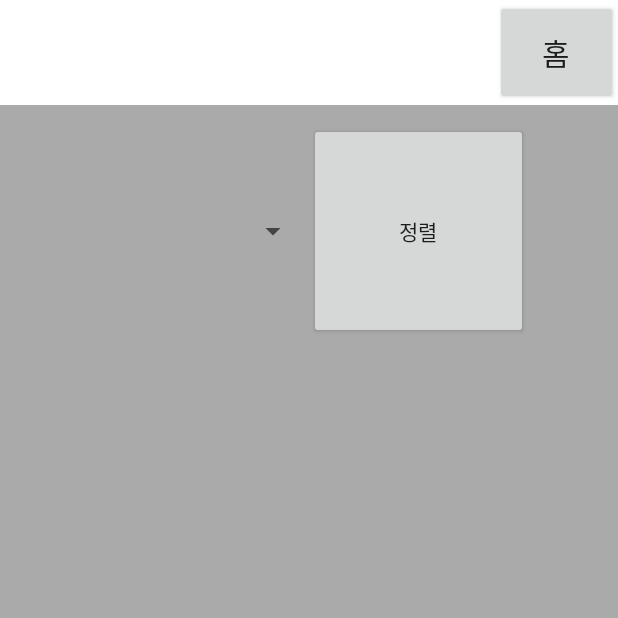
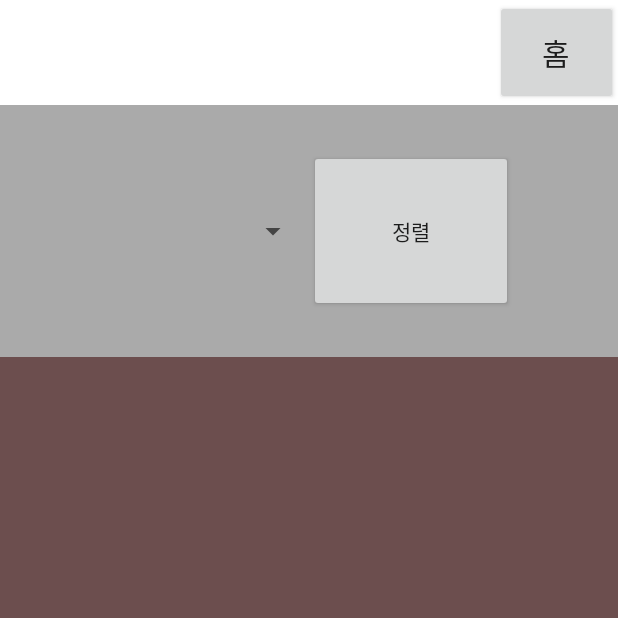
Before and after one commit to gibum1228/Care_Refrigerator, an Android app: the BoxActivity screen opened directly, with no data from a screen before it, on a phone screen of 412 x 824 dp, the top half of it. Run offline under Robolectric (Android 15) with nearby library versions, the phone set to English and light mode, and no system bars; our stand-ins replace Firebase (no records; nobody signed in at launch, a user with empty details on screens opened directly).

Commit message:
데이터 교환

```diff
--- a/Care_Refrigerator/app/src/main/java/com/example/care_refrigerator/BoxActivity.java
+++ b/Care_Refrigerator/app/src/main/java/com/example/care_refrigerator/BoxActivity.java
@@ -14,6 +14,7 @@ import android.widget.ScrollView;
 import android.widget.Spinner;
 import android.widget.Toast;
 
+import androidx.annotation.NonNull;
 import androidx.appcompat.app.AppCompatActivity;
 
 import com.google.firebase.database.ChildEventListener;
@@ -26,6 +27,7 @@ import com.google.firebase.database.ValueEventListener;
 import java.util.ArrayList;
 
 import static com.example.care_refrigerator.PushActivity.pastCount;
+import static com.example.care_refrigerator.PushActivity.userUid;
 
 public class BoxActivity extends AppCompatActivity {
 
@@ -37,8 +39,7 @@ public class BoxActivity extends AppCompatActivity {
     ListView listView;
     ScrollView scrollView;
     Spinner sortSpin;
-    String ID;
-
+    String ID = "";
 
     public static ArrayAdapter<String> arrayAdapter;
     ArrayList<String> arrayData = new ArrayList<String>();
@@ -78,14 +79,15 @@ public class BoxActivity extends AppCompatActivity {
         sortSpin.setAdapter(spinAdapter);
         sortSpin.setSelection(0);
 
+        initDatabase();
+
         // 어댑터 생성 및 설정
-        initDatabase();
-//        adapter = new ArrayAdapter<String>(this, android.R.layout.simple_list_item_multiple_choice, itemList);
         arrayAdapter = new ArrayAdapter<String>(this, android.R.layout.simple_dropdown_item_1line, new ArrayList<String>());
         listView.setAdapter(arrayAdapter);
         listView.setOnItemLongClickListener(longClickListener);
 
         getFirebaseDB();
+
     }
 
     private AdapterView.OnItemLongClickListener longClickListener = new AdapterView.OnItemLongClickListener(){
@@ -101,7 +103,7 @@ public class BoxActivity extends AppCompatActivity {
                     .setPositiveButton("네", new DialogInterface.OnClickListener() {
                         @Override
                         public void onClick(DialogInterface dialog, int which) {
-                            mDatabase.getReference().child("admin").child(ID).setValue(null);
+                            mDatabase.getReference().child(userUid).child(ID).setValue(null);
                             getFirebaseDB();
                             Toast.makeText(BoxActivity.this, "데이터 삭제 완료", Toast.LENGTH_SHORT).show();
                         }
@@ -120,10 +122,10 @@ public class BoxActivity extends AppCompatActivity {
 
     public void getFirebaseDB(){
         // 실시간 업데이트
-        mReference = mDatabase.getReference("admin"); // 변경값을 확인할 child 이름
+        mReference = mDatabase.getReference(userUid + "/"); // 변경값을 확인할 child 이름
         mReference.addValueEventListener(new ValueEventListener() {
             @Override
-            public void onDataChange(DataSnapshot dataSnapshot) {
+            public void onDataChange(@NonNull DataSnapshot dataSnapshot) {
                 arrayAdapter.clear();
                 arrayData.clear();
 
@@ -132,7 +134,6 @@ public class BoxActivity extends AppCompatActivity {
                     String[] info = {get.id, get.category, get.name, String.valueOf(get.count), get.dateEnd};
                     String msg = info[0] + " " + info[1] + " " + info[2] + " " + info[3] + " " + info[4];
                     arrayData.add(msg);
-//                    arrayAdapter.add(msg); // 데이터 저장
 
                 }
                 arrayAdapter.addAll(arrayData);
--- a/Care_Refrigerator/app/src/main/res/layout/activity_box.xml
+++ b/Care_Refrigerator/app/src/main/res/layout/activity_box.xml
@@ -47,10 +47,10 @@
             android:layout_width="match_parent"
             android:layout_height="match_parent"
             android:orientation="horizontal"
-            android:layout_marginTop="12sp"
-            android:layout_marginBottom="12sp"
-            android:layout_marginLeft="60sp"
-            android:layout_marginRight="60sp"
+            android:layout_marginTop="30sp"
+            android:layout_marginBottom="30sp"
+            android:layout_marginLeft="70sp"
+            android:layout_marginRight="70sp"
             android:layout_weight="7">
 
             <Spinner
@@ -78,7 +78,8 @@
             <ListView
                 android:id="@+id/listView"
                 android:layout_width="match_parent"
-                android:layout_height="match_parent">
+                android:layout_height="match_parent"
+                android:background="#6C4E4E">
 
             </ListView>
         </ScrollView>
```
Also changed, not shown: Care_Refrigerator/app/src/main/java/com/example/care_refrigerator/PushActivity.java (+14 -33 lines).
